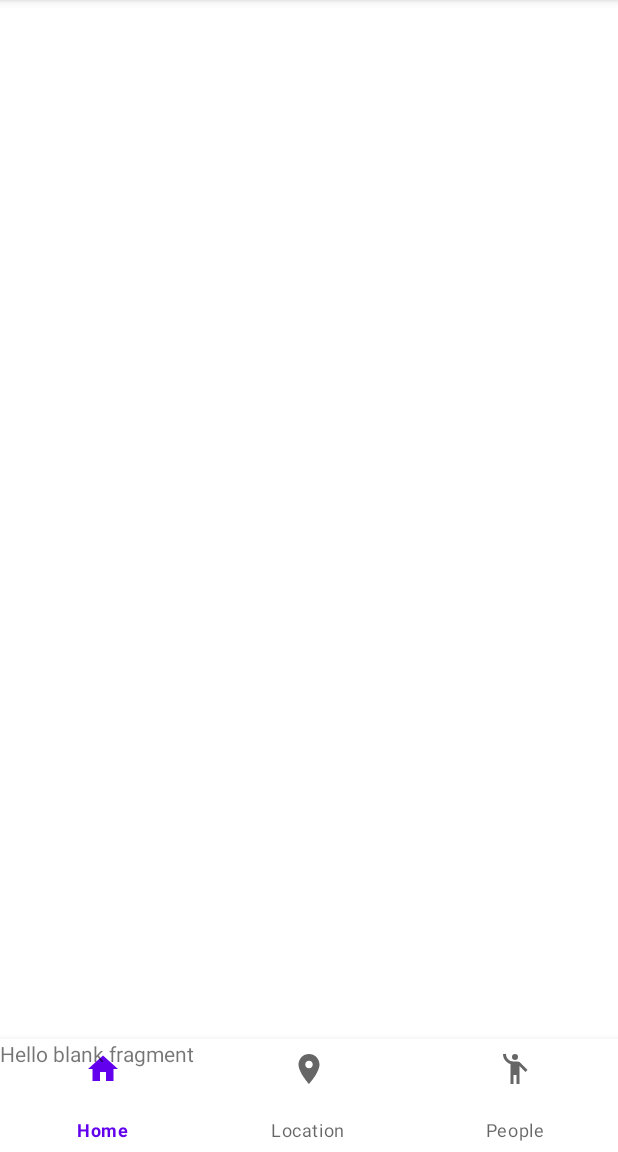
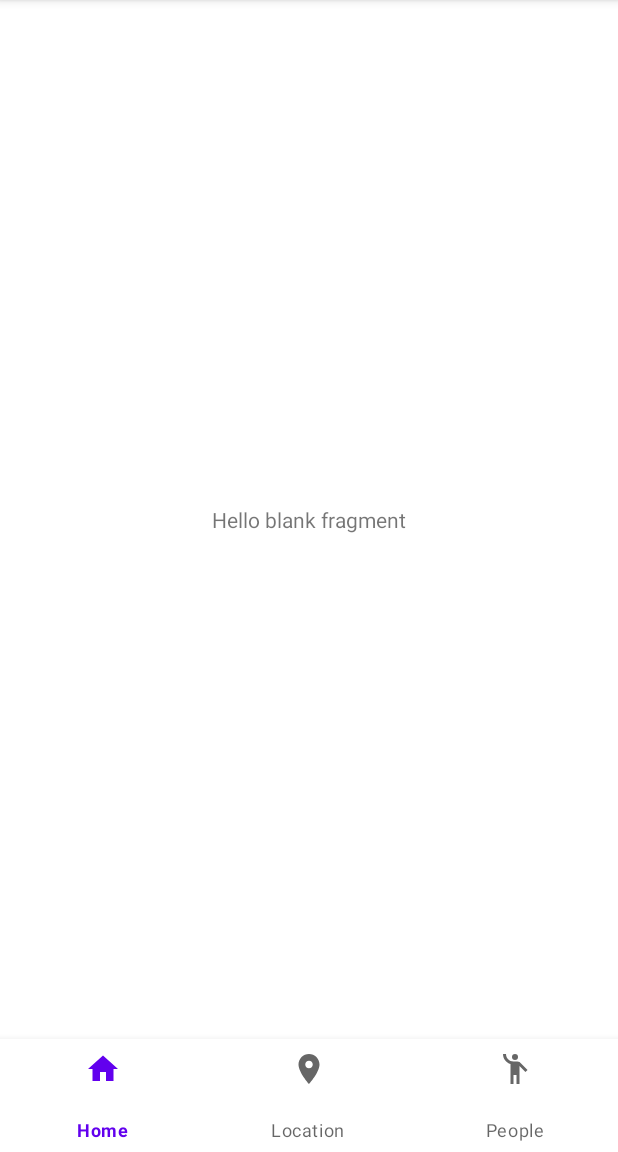
Before and after one commit to Jcupzz/Bus-Schedule, an Android app: the Home screen opened directly, with no data from a screen before it, on a phone screen of 412 x 824 dp, the part 84-1236 px from its top. Run offline under Robolectric (Android 15) with nearby library versions, the phone set to English and light mode, and no system bars.

Commit message:
navigation done

```diff
--- a/app/src/main/java/com/jcupzz/busschedule/Home.kt
+++ b/app/src/main/java/com/jcupzz/busschedule/Home.kt
@@ -39,7 +39,7 @@ class Home : AppCompatActivity() {
     private fun setCurrentFragment(fragment: Fragment)=
         supportFragmentManager.beginTransaction().apply {
 
-            replace(R.id.bottomNavigationView,fragment)
+            replace(R.id.flFragment,fragment)
             commit()
         }
 }
--- a/app/src/main/java/com/jcupzz/busschedule/MainActivity.kt
+++ b/app/src/main/java/com/jcupzz/busschedule/MainActivity.kt
@@ -1,5 +1,6 @@
 package com.jcupzz.busschedule
 
+import android.content.Intent
 import androidx.appcompat.app.AppCompatActivity
 import android.os.Bundle
 import android.util.Log
@@ -15,6 +16,9 @@ class MainActivity : AppCompatActivity() {
 
         people_id.setOnClickListener {
             Log.d("tag", "message");
+            val intent = Intent(this, Home::class.java)
+
+            startActivity(intent)
         }
 
     }
--- a/app/src/main/res/layout/activity_home.xml
+++ b/app/src/main/res/layout/activity_home.xml
@@ -5,6 +5,16 @@
     android:layout_width="match_parent"
     android:layout_height="match_parent"
     tools:context=".Home">
+
+    <FrameLayout
+        android:id="@+id/flFragment"
+        android:layout_width="match_parent"
+        android:layout_height="0dp"
+        app:layout_constraintBottom_toTopOf="@+id/bottomNavigationView"
+        app:layout_constraintEnd_toEndOf="parent"
+        app:layout_constraintHorizontal_bias="0.5"
+        app:layout_constraintStart_toStartOf="parent"
+        app:layout_constraintTop_toTopOf="parent" />
 
     <com.google.android.material.bottomnavigation.BottomNavigationView
         android:id="@+id/bottomNavigationView"
--- a/app/src/main/res/layout/fragment_home_.xml
+++ b/app/src/main/res/layout/fragment_home_.xml
@@ -1,14 +1,24 @@
 <?xml version="1.0" encoding="utf-8"?>
 <FrameLayout xmlns:android="http://schemas.android.com/apk/res/android"
+    xmlns:app="http://schemas.android.com/apk/res-auto"
     xmlns:tools="http://schemas.android.com/tools"
     android:layout_width="match_parent"
     android:layout_height="match_parent"
     tools:context=".Home_Fragment">
 
     <!-- TODO: Update blank fragment layout -->
-    <TextView
+    <androidx.constraintlayout.widget.ConstraintLayout
         android:layout_width="match_parent"
-        android:layout_height="match_parent"
-        android:text="@string/hello_blank_fragment" />
+        android:layout_height="match_parent">
+
+        <TextView
+            android:layout_width="wrap_content"
+            android:layout_height="wrap_content"
+            android:text="@string/hello_blank_fragment"
+            app:layout_constraintBottom_toBottomOf="parent"
+            app:layout_constraintEnd_toEndOf="parent"
+            app:layout_constraintStart_toStartOf="parent"
+            app:layout_constraintTop_toTopOf="parent" />
+    </androidx.constraintlayout.widget.ConstraintLayout>
 
 </FrameLayout>
```
Also changed, not shown: app/src/main/res/layout/fragment_location_.xml (+13 -4 lines).
